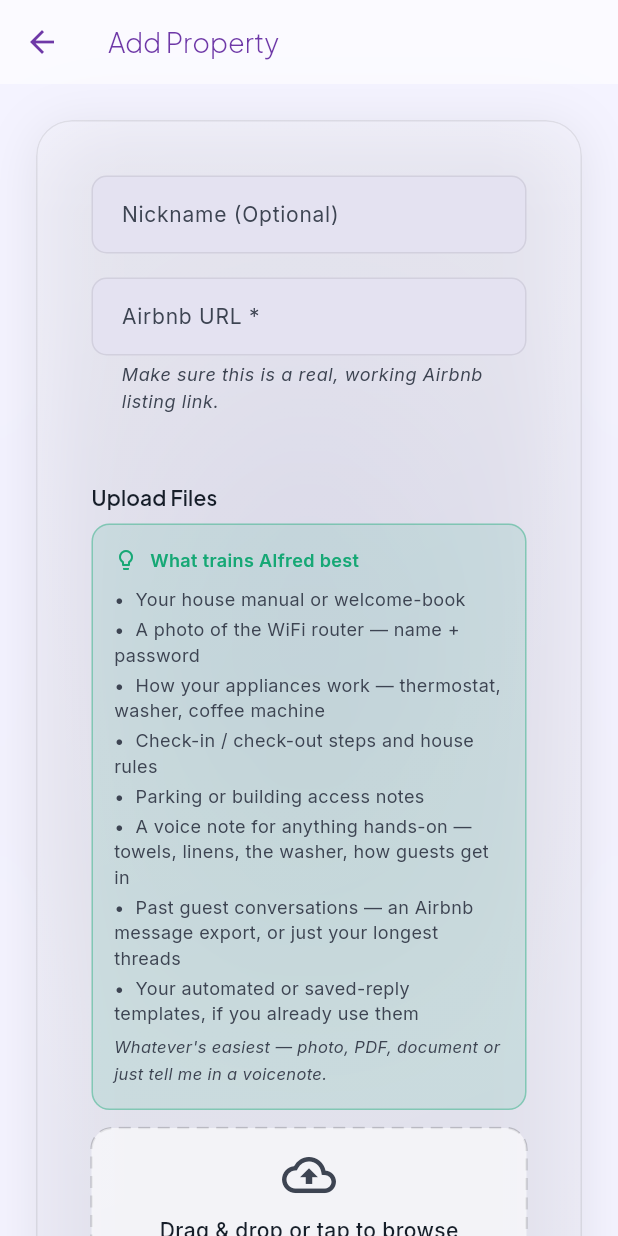
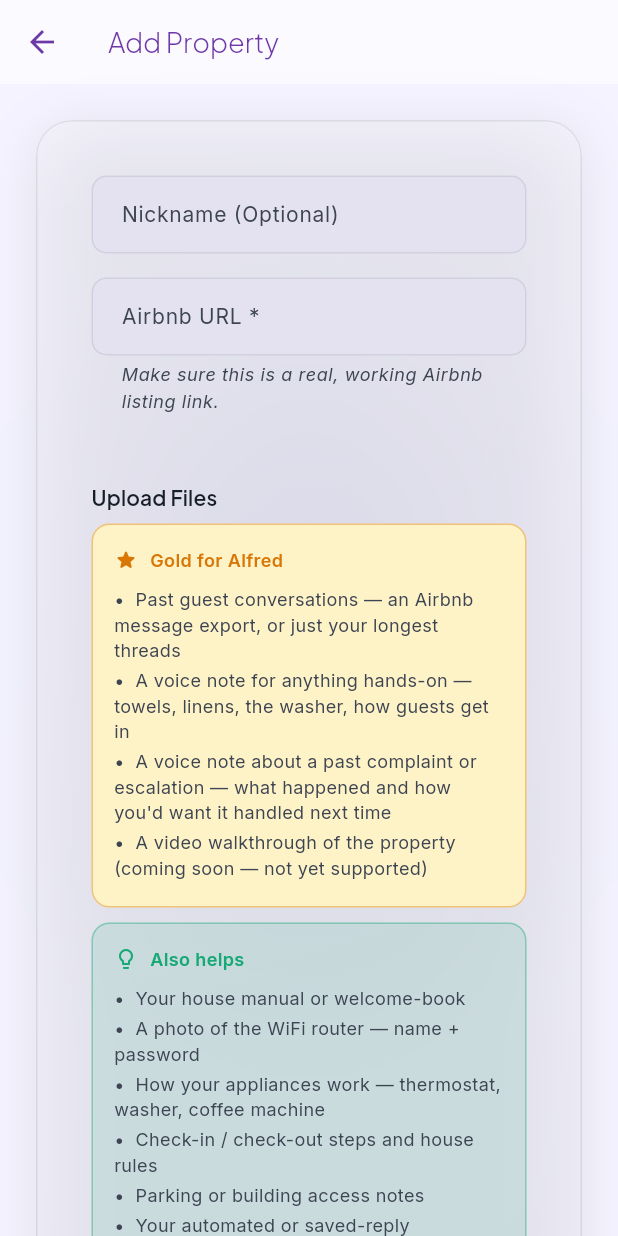
Before and after one commit to AG-2-0-projects-Hub/alfred-ingestor, a Flutter app: the AddPropertyScreen screen opened by its route, on a phone screen of 412 x 824 dp. Run offline on Flutter 3.47's test engine with Material 3 defaults, Android fonts, the phone set to English and light mode, and no system bars; our stand-ins replace audioplayers, file_picker, flutter_dotenv, flutter_markdown, google_fonts, shared_preferences and 2 more; missing offline and left inert: dart:js_interop, desktop_drop; accounts and stored records are empty; network calls fail; project files that could hold a hidden picture were left out.

Commit message:
feat(add-property): split training tips into Gold/Also-helps tiers
Both the docked walkthrough panel and the Add Property form's own
tips card showed one flat, unranked list. Split into "Gold for
Alfred" (past conversations, hands-on voice notes, escalation voice
notes, video walkthrough -- flagged not-yet-supported) and "Also
helps" (house manual, WiFi photo, appliance notes, etc., plus a new
item for extra detail photos), reusing the existing warning/success
palette colors. Mirrors the same restructure going into guide.html.

Co-Authored-By: Claude Sonnet 5 <noreply@anthropic.com>

```diff
--- a/frontend/lib/screens/add_property_screen.dart
+++ b/frontend/lib/screens/add_property_screen.dart
@@ -797,30 +797,67 @@ class _AddPropertyScreenState extends State<AddPropertyScreen> {
   }
 
   Widget _buildTrainingTipsCard(BuildContext context) {
+    return Column(
+      crossAxisAlignment: CrossAxisAlignment.start,
+      children: [
+        _buildTipsGroup(
+          context,
+          label: 'Gold for Alfred',
+          icon: Icons.star_rounded,
+          color: context.palette.warning,
+          containerColor: context.palette.warningContainer,
+          tips: kAlfredGoldTips,
+        ),
+        const SizedBox(height: 10),
+        _buildTipsGroup(
+          context,
+          label: 'Also helps',
+          icon: Icons.lightbulb_outline_rounded,
+          color: context.palette.success,
+          containerColor: context.palette.successContainer,
+          tips: kAlfredAlsoHelpsTips,
+        ),
+        Padding(
+          padding: const EdgeInsets.only(top: 8),
+          child: Text(kAlfredTrainingTipsClosing,
+              style: GoogleFonts.inter(
+                  fontSize: 11,
+                  fontStyle: FontStyle.italic,
+                  color: context.palette.textSecondary)),
+        ),
+      ],
+    );
+  }
+
+  Widget _buildTipsGroup(
+    BuildContext context, {
+    required String label,
+    required IconData icon,
+    required Color color,
+    required Color containerColor,
+    required List<String> tips,
+  }) {
     return Container(
       padding: const EdgeInsets.all(14),
       decoration: BoxDecoration(
-        color: context.palette.successContainer,
+        color: containerColor,
         borderRadius: BorderRadius.circular(12),
-        border: Border.all(color: context.palette.success.withValues(alpha: 0.4), width: 1),
+        border: Border.all(color: color.withValues(alpha: 0.4), width: 1),
       ),
       child: Column(
         crossAxisAlignment: CrossAxisAlignment.start,
         children: [
           Row(
             children: [
-              Icon(Icons.lightbulb_outline_rounded,
-                  size: 16, color: context.palette.success),
+              Icon(icon, size: 16, color: color),
               const SizedBox(width: 8),
-              Text('What trains Alfred best',
+              Text(label,
                   style: GoogleFonts.inter(
-                      fontSize: 12,
-                      fontWeight: FontWeight.w600,
-                      color: context.palette.success)),
+                      fontSize: 12, fontWeight: FontWeight.w600, color: color)),
             ],
           ),
           const SizedBox(height: 8),
-          for (final tip in kAlfredTrainingTips)
+          for (final tip in tips)
             Padding(
               padding: const EdgeInsets.only(bottom: 3),
               child: Text('•  $tip',
@@ -829,14 +866,6 @@ class _AddPropertyScreenState extends State<AddPropertyScreen> {
                       color: context.palette.textSecondary,
                       height: 1.4)),
             ),
-          Padding(
-            padding: const EdgeInsets.only(top: 2),
-            child: Text(kAlfredTrainingTipsClosing,
-                style: GoogleFonts.inter(
-                    fontSize: 11,
-                    fontStyle: FontStyle.italic,
-                    color: context.palette.textSecondary)),
-          ),
         ],
       ),
     );
--- a/frontend/lib/widgets/add_property_walkthrough_panel.dart
+++ b/frontend/lib/widgets/add_property_walkthrough_panel.dart
@@ -9,17 +9,22 @@ import 'glass_panel.dart';
 /// confusion between the two.
 enum WalkthroughScreen { url, upload, train }
 
-/// Shared with guide.html's Step 3 ("What trains Alfred best") — keep both in
-/// sync by hand when either changes.
-const kAlfredTrainingTips = [
+/// Shared with guide.html's Step 3 ("Gold for Alfred" / "Also helps") — keep
+/// both in sync by hand when either changes.
+const kAlfredGoldTips = [
+  'Past guest conversations — an Airbnb message export, or just your longest threads',
+  'A voice note for anything hands-on — towels, linens, the washer, how guests get in',
+  "A voice note about a past complaint or escalation — what happened and how you'd want it handled next time",
+  'A video walkthrough of the property (coming soon — not yet supported)',
+];
+const kAlfredAlsoHelpsTips = [
   'Your house manual or welcome-book',
   'A photo of the WiFi router — name + password',
   'How your appliances work — thermostat, washer, coffee machine',
   'Check-in / check-out steps and house rules',
   'Parking or building access notes',
-  'A voice note for anything hands-on — towels, linens, the washer, how guests get in',
-  'Past guest conversations — an Airbnb message export, or just your longest threads',
   'Your automated or saved-reply templates, if you already use them',
+  "Extra photos of specific details the public Airbnb photos don't show",
 ];
 const kAlfredTrainingTipsClosing =
     "Whatever's easiest — photo, PDF, document or just tell me in a voicenote.";
@@ -118,7 +123,29 @@ class AddPropertyWalkthroughPanel extends StatelessWidget {
             Column(
               crossAxisAlignment: CrossAxisAlignment.start,
               children: [
-                for (final tip in kAlfredTrainingTips)
+                Text('GOLD FOR ALFRED',
+                    style: GoogleFonts.inter(
+                        fontSize: 10.5,
+                        fontWeight: FontWeight.w700,
+                        letterSpacing: 0.4,
+                        color: palette.warning)),
+                const SizedBox(height: 4),
+                for (final tip in kAlfredGoldTips)
+                  Padding(
+                    padding: const EdgeInsets.only(bottom: 5),
+                    child: Text('•  $tip',
+                        style: GoogleFonts.inter(
+                            fontSize: 12, height: 1.4, color: palette.textSecondary)),
+                  ),
+                const SizedBox(height: 8),
+                Text('ALSO HELPS',
+                    style: GoogleFonts.inter(
+                        fontSize: 10.5,
+                        fontWeight: FontWeight.w700,
+                        letterSpacing: 0.4,
+                        color: palette.success)),
+                const SizedBox(height: 4),
+                for (final tip in kAlfredAlsoHelpsTips)
                   Padding(
                     padding: const EdgeInsets.only(bottom: 5),
                     child: Text('•  $tip',
```
